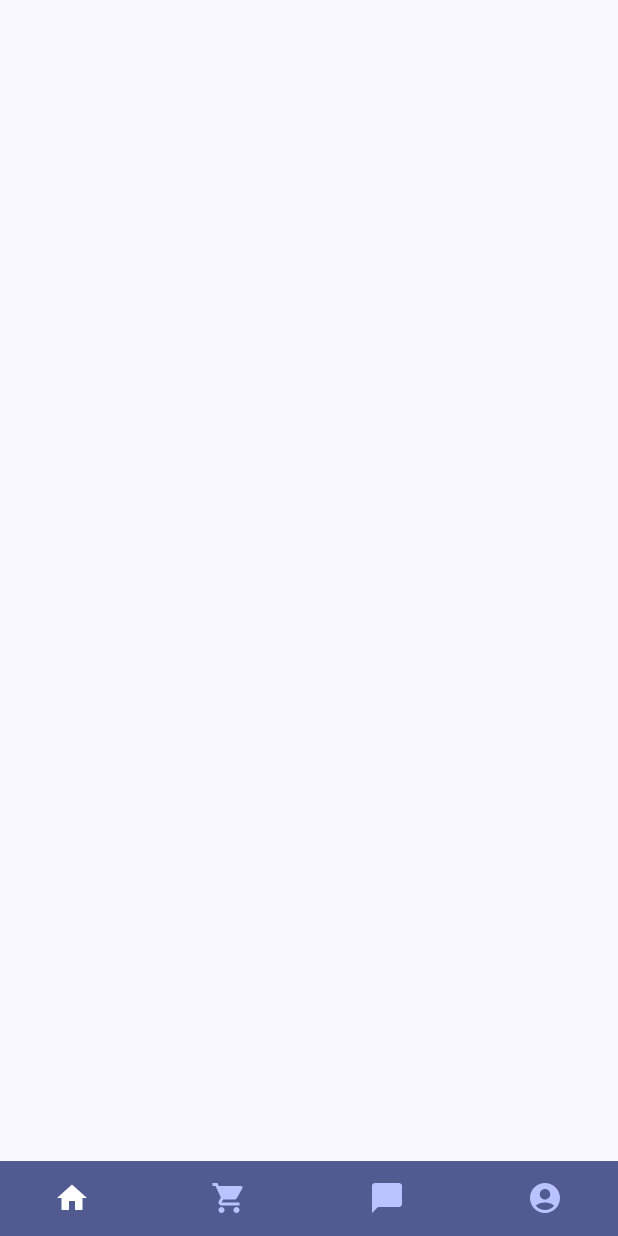
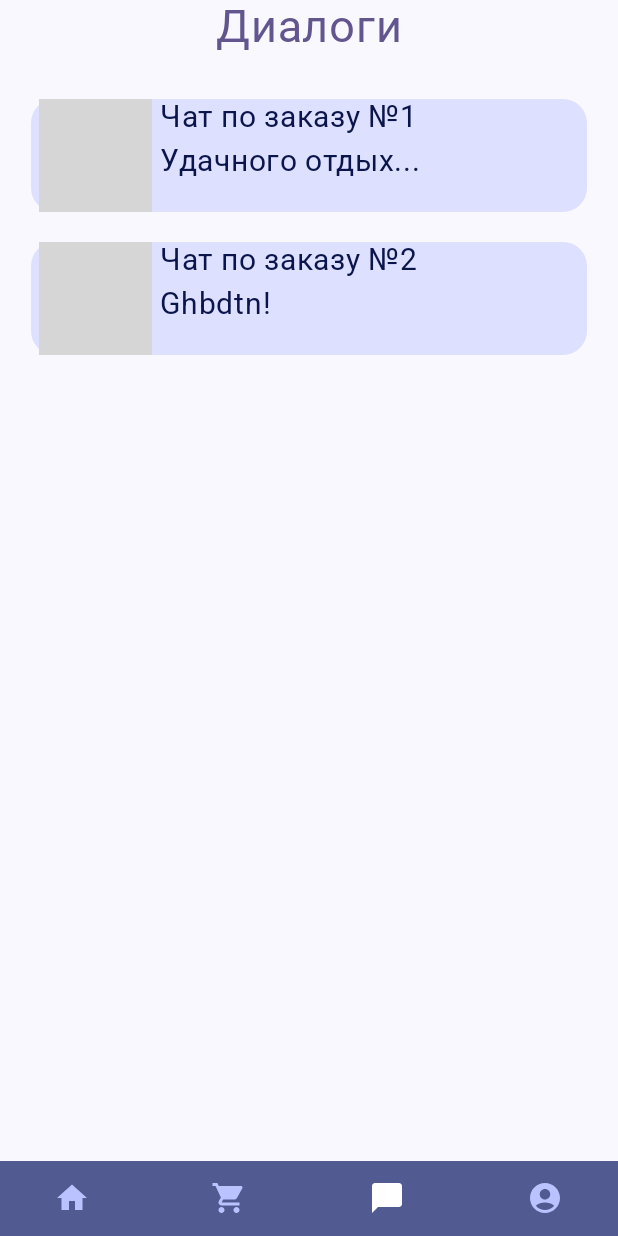
Before and after one commit to TerrifyingAnt/custom_figures, an Android app built with Jetpack Compose: the screen it shows after launch (MainActivity), item 3 of the bottom bar chosen, on a phone screen of 412 x 824 dp. Run offline under Robolectric (Android 15) with nearby library versions, the light colour scheme and no system bars; our stand-ins replace Dagger/Hilt's generated code, Room's generated code, Shimmer; network calls fail; pictures from the network do not load; Roboto replaces fonts that are not available here; 1 statement that could not run was skipped; grey boxes are pictures that could not be loaded.

Commit message:
Добавлен экран с чатами

```diff
--- /dev/null
+++ b/app/src/main/java/xd/jg/custom_figures/data/dto/DialogDto.kt
@@ -0,0 +1,9 @@
+package xd.jg.custom_figures.data.dto
+
+data class DialogDto(
+    val dialogId: Int,
+    val lastMessage: String,
+    val userImage: String,
+    val date: String,
+    val orderId: Int
+)
--- /dev/null
+++ b/app/src/main/java/xd/jg/custom_figures/data/remote/IChatClient.kt
@@ -0,0 +1,15 @@
+package xd.jg.custom_figures.data.remote
+
+import retrofit2.Response
+import retrofit2.http.GET
+import retrofit2.http.Path
+import xd.jg.custom_figures.data.dto.DialogDto
+import xd.jg.custom_figures.data.dto.MessageDto
+
+interface IChatClient {
+    @GET("/chats")
+    suspend fun getChats(): Response<List<DialogDto>>
+
+    @GET("/chats/{id}")
+    suspend fun getChatById(@Path(value = "id", encoded = true) chatId: Int): Response<List<MessageDto>>
+}
--- /dev/null
+++ b/app/src/main/java/xd/jg/custom_figures/data/repository/remote/ChatRepositoryImpl.kt
@@ -0,0 +1,24 @@
+package xd.jg.custom_figures.data.repository.remote
+
+import xd.jg.custom_figures.data.dto.DialogDto
+import xd.jg.custom_figures.data.dto.MessageDto
+import xd.jg.custom_figures.data.remote.BaseDataSource
+import xd.jg.custom_figures.data.remote.IChatClient
+import xd.jg.custom_figures.domain.remote.IChatRepository
+import xd.jg.custom_figures.utils.Resource
+import xd.jg.custom_figures.utils.Utils.getDialogs
+import xd.jg.custom_figures.utils.Utils.getMessagesByDialog
+import javax.inject.Inject
+
+class ChatRepositoryImpl @Inject constructor(
+    private val iChatClient: IChatClient
+): BaseDataSource(), IChatRepository {
+    override suspend fun getChats(): Resource<List<DialogDto>> {
+       return Resource.success(getDialogs())
+    }
+
+    override suspend fun getChatById(chatId: Int): Resource<List<MessageDto>> {
+        return Resource.success(getMessagesByDialog())
+    }
+
+}
--- a/app/src/main/java/xd/jg/custom_figures/di/RemoteModule.kt
+++ b/app/src/main/java/xd/jg/custom_figures/di/RemoteModule.kt
@@ -11,16 +11,19 @@ import retrofit2.Retrofit
 import retrofit2.converter.gson.GsonConverterFactory
 import xd.jg.custom_figures.data.remote.AuthInterceptor
 import xd.jg.custom_figures.data.remote.IAuthClient
+import xd.jg.custom_figures.data.remote.IChatClient
 import xd.jg.custom_figures.data.remote.IFigureClient
 import xd.jg.custom_figures.data.remote.IOrderClient
 import xd.jg.custom_figures.data.remote.IPhotoConstructorClient
 import xd.jg.custom_figures.data.remote.IProfileClient
 import xd.jg.custom_figures.data.repository.remote.AuthRepositoryImpl
+import xd.jg.custom_figures.data.repository.remote.ChatRepositoryImpl
 import xd.jg.custom_figures.data.repository.remote.FigureRepositoryImpl
 import xd.jg.custom_figures.data.repository.remote.OrderRepositoryImpl
 import xd.jg.custom_figures.data.repository.remote.PhotoConstructorRepositoryImpl
 import xd.jg.custom_figures.data.repository.remote.ProfileRepositoryImpl
 import xd.jg.custom_figures.domain.remote.IAuthRepository
+import xd.jg.custom_figures.domain.remote.IChatRepository
 import xd.jg.custom_figures.domain.remote.IFigureRepository
 import xd.jg.custom_figures.domain.remote.IOrderRepository
 import xd.jg.custom_figures.domain.remote.IPhotoConstructorRepository
@@ -97,4 +100,14 @@ object RemoteModule {
     @Singleton
     fun provideIAuthClient(iAuthClient: IAuthClient): IAuthRepository = AuthRepositoryImpl(iAuthClient)
 
+
+    @Provides
+    @Singleton
+    fun provideChatClient(retrofit: Retrofit): IChatClient =
+        retrofit.create(IChatClient::class.java)
+
+    @Provides
+    @Singleton
+    fun provideIChatClient(iChatClient: IChatClient): IChatRepository = ChatRepositoryImpl(iChatClient)
+
 }
--- /dev/null
+++ b/app/src/main/java/xd/jg/custom_figures/domain/remote/IChatRepository.kt
@@ -0,0 +1,12 @@
+package xd.jg.custom_figures.domain.remote
+
+import xd.jg.custom_figures.data.dto.DialogDto
+import xd.jg.custom_figures.data.dto.MessageDto
+import xd.jg.custom_figures.utils.Resource
+
+interface IChatRepository {
+
+    suspend fun getChats(): Resource<List<DialogDto>>
+
+    suspend fun getChatById(chatId: Int): Resource<List<MessageDto>>
+}
--- a/app/src/main/java/xd/jg/custom_figures/presentation/custom_figure_detail_screen/CustomFigureDetailScreen.kt
+++ b/app/src/main/java/xd/jg/custom_figures/presentation/custom_figure_detail_screen/CustomFigureDetailScreen.kt
@@ -27,7 +27,7 @@ fun CustomFigureDetailScreen(
             if (figure?.type == FigureType.CUSTOM_BY_PHOTO.ordinal) {
                 //PhotoFigureDetails(navController, figure)
                 /** TODO - жесть, потом переделать*/
-                Toast.makeText(LocalContext.current, "Превью не загрузилос", Toast.LENGTH_SHORT).show()
+                Toast.makeText(LocalContext.current, "Превью не загрузилось", Toast.LENGTH_SHORT).show()
             }
         }
     }
--- /dev/null
+++ b/app/src/main/java/xd/jg/custom_figures/presentation/dialogs_screen/DialogsScreen.kt
@@ -0,0 +1,56 @@
+package xd.jg.custom_figures.presentation.dialogs_screen
+
+import androidx.compose.foundation.layout.Arrangement
+import androidx.compose.foundation.layout.Column
+import androidx.compose.foundation.layout.Row
+import androidx.compose.foundation.layout.Spacer
+import androidx.compose.foundation.layout.fillMaxHeight
+import androidx.compose.foundation.layout.fillMaxWidth
+import androidx.compose.foundation.layout.size
+import androidx.compose.foundation.lazy.LazyColumn
+import androidx.compose.material3.Text
+import androidx.compose.runtime.Composable
+import androidx.compose.runtime.LaunchedEffect
+import androidx.compose.ui.Alignment
+import androidx.compose.ui.Modifier
+import androidx.compose.ui.res.stringResource
+import androidx.compose.ui.unit.dp
+import androidx.compose.ui.unit.sp
+import androidx.hilt.navigation.compose.hiltViewModel
+import androidx.navigation.NavController
+import xd.jg.custom_figures.R
+import xd.jg.custom_figures.presentation.dialogs_screen.components.DialogCard
+import xd.jg.custom_figures.ui.theme.CustomSecondary
+import xd.jg.custom_figures.ui.theme.unboundedBoldFont
+import xd.jg.custom_figures.utils.Resource
+
+@Composable
+fun DialogsScreen(navController: NavController, viewModel: DialogsViewModel = hiltViewModel()) {
+    LaunchedEffect(key1 = Unit) {
+        viewModel.getDialogs()
+    }
+    Column(modifier = Modifier.fillMaxHeight(), horizontalAlignment = Alignment.CenterHorizontally) {
+        Row(horizontalArrangement = Arrangement.Center, modifier = Modifier.fillMaxWidth()) {
+            Text(
+                stringResource(R.string.dialogs_string),
+                fontFamily = unboundedBoldFont,
+                fontSize = 30.sp,
+                color = CustomSecondary
+            )
+        }
+        Spacer(Modifier.size(20.dp))
+        when(viewModel.dialogsUIState.value.dialogsList.status) {
+            Resource.Status.SUCCESS -> {
+                val dialogList = viewModel.dialogsUIState.value.dialogsList.data ?: return@Column
+                LazyColumn(Modifier.fillMaxWidth(0.9f), horizontalAlignment = Alignment.CenterHorizontally) {
+                    items(dialogList.size) {
+                        DialogCard(navController, dialogList[it])
+                    }
+                }
+            }
+            Resource.Status.LOADING -> {}
+            Resource.Status.ERROR -> {}
+        }
+    }
+
+}
--- /dev/null
+++ b/app/src/main/java/xd/jg/custom_figures/presentation/dialogs_screen/DialogsUIState.kt
@@ -0,0 +1,8 @@
+package xd.jg.custom_figures.presentation.dialogs_screen
+
+import xd.jg.custom_figures.data.dto.DialogDto
+import xd.jg.custom_figures.utils.Resource
+
+data class DialogsUIState (
+    val dialogsList: Resource<List<DialogDto>> = Resource.loading()
+)
--- /dev/null
+++ b/app/src/main/java/xd/jg/custom_figures/presentation/dialogs_screen/DialogsViewModel.kt
@@ -0,0 +1,37 @@
+package xd.jg.custom_figures.presentation.dialogs_screen
+
+import androidx.compose.runtime.State
+import androidx.compose.runtime.mutableStateOf
+import androidx.lifecycle.ViewModel
+import androidx.lifecycle.viewModelScope
+import dagger.hilt.android.lifecycle.HiltViewModel
+import kotlinx.coroutines.launch
+import xd.jg.custom_figures.domain.remote.IChatRepository
+import javax.inject.Inject
+
+@HiltViewModel
+class DialogsViewModel @Inject constructor(
+    private val iChatRepository: IChatRepository
+): ViewModel() {
+
+    private val _dialogsUIState = mutableStateOf(DialogsUIState())
+    val dialogsUIState: State<DialogsUIState> = _dialogsUIState
+
+    /** состояние всего*/
+    private fun updateUIState(update: DialogsUIState.() -> DialogsUIState) {
+        _dialogsUIState.value = _dialogsUIState.value.update()
+    }
+
+    fun getDialogs() = viewModelScope.launch {
+        val response = iChatRepository.getChats()
+        if (response.data != null) {
+            updateUIState {
+                copy (
+                    dialogsList = response
+                )
+            }
+        }
+    }
+
+
+}
--- /dev/null
+++ b/app/src/main/java/xd/jg/custom_figures/presentation/dialogs_screen/components/DialogCard.kt
@@ -0,0 +1,75 @@
+package xd.jg.custom_figures.presentation.dialogs_screen.components
+
+import androidx.compose.foundation.Image
+import androidx.compose.foundation.background
+import androidx.compose.foundation.clickable
+import androidx.compose.foundation.layout.Arrangement
+import androidx.compose.foundation.layout.Box
+import androidx.compose.foundation.layout.Column
+import androidx.compose.foundation.layout.Row
+import androidx.compose.foundation.layout.Spacer
+import androidx.compose.foundation.layout.fillMaxHeight
+import androidx.compose.foundation.layout.fillMaxWidth
+import androidx.compose.foundation.layout.size
+import androidx.compose.foundation.layout.wrapContentHeight
+import androidx.compose.foundation.shape.CircleShape
+import androidx.compose.foundation.shape.RoundedCornerShape
+import androidx.compose.material3.Text
+import androidx.compose.runtime.Composable
+import androidx.compose.ui.Modifier
+import androidx.compose.ui.draw.clip
+import androidx.compose.ui.unit.dp
+import androidx.compose.ui.unit.sp
+import androidx.navigation.NavController
+import coil.compose.rememberAsyncImagePainter
+import xd.jg.custom_figures.data.dto.DialogDto
+import xd.jg.custom_figures.presentation.navigation.Routes
+import xd.jg.custom_figures.ui.theme.CustomOnPrimaryContainer
+import xd.jg.custom_figures.ui.theme.CustomPrimaryContainer
+import xd.jg.custom_figures.ui.theme.robotoRegularFont
+import xd.jg.custom_figures.utils.Constants.ROUNDED
+
+@Composable
+fun DialogCard(navController: NavController, dialog: DialogDto) {
+    Column(
+        Modifier
+            .wrapContentHeight()
+            .clickable {
+                navController.navigate(
+                    Routes.ChatScreen.route.replace(
+                        "{chat_id}",
+                        dialog.dialogId.toString()
+                    )
+                )
+            },
+        verticalArrangement = Arrangement.Center
+    ) {
+        Spacer(modifier = Modifier.size(10.dp))
+        Row(
+            modifier = Modifier
+                .fillMaxWidth()
+                .clip(RoundedCornerShape(ROUNDED.dp))
+                .background(
+                    CustomPrimaryContainer
+                )
+        ) {
+            Spacer(Modifier.size(5.dp))
+            Box(modifier = Modifier
+                .clip(CircleShape)
+                .size(75.dp)) {
+                Image(
+                    painter = rememberAsyncImagePainter(dialog.userImage),
+                    contentDescription = "users_image"
+                )
+            }
+            Spacer(Modifier.size(5.dp))
+            Column(verticalArrangement = Arrangement.Center, modifier = Modifier.fillMaxHeight()) {
+                Text("Чат по заказу №${dialog.orderId}", color = CustomOnPrimaryContainer, fontFamily = robotoRegularFont, fontSize = 20.sp)
+                Spacer(Modifier.size(5.dp))
+                val dialogText = if(dialog.lastMessage.length > 15) "${dialog.lastMessage.subSequence(0, 14)}..." else dialog.lastMessage
+                Text(dialogText, color = CustomOnPrimaryContainer, fontFamily = robotoRegularFont, fontSize = 20.sp)
+            }
+        }
+        Spacer(modifier = Modifier.size(10.dp))
+    }
+}
--- a/app/src/main/java/xd/jg/custom_figures/presentation/navigation/BottomMenuItem.kt
+++ b/app/src/main/java/xd/jg/custom_figures/presentation/navigation/BottomMenuItem.kt
@@ -21,8 +21,8 @@ sealed class BottomNavigationItems(
         icon = Icons.Default.ShoppingCart
     )
 
-    object ChatScreen : BottomNavigationItems (
-        route = "chat_screen",
+    object DialogsScreen : BottomNavigationItems (
+        route = "dialogs_screen",
         icon = Icons.Default.ChatBubble
     )
 
--- a/app/src/main/java/xd/jg/custom_figures/presentation/navigation/CustomBottomBar.kt
+++ b/app/src/main/java/xd/jg/custom_figures/presentation/navigation/CustomBottomBar.kt
@@ -25,7 +25,7 @@ fun CustomBottomBar(
     val screens = listOf(
         BottomNavigationItems.CatalogScreen,
         BottomNavigationItems.BasketScreen,
-        BottomNavigationItems.ChatScreen,
+        BottomNavigationItems.DialogsScreen,
         BottomNavigationItems.AccountScreen
     )
 
--- a/app/src/main/java/xd/jg/custom_figures/presentation/navigation/NavigationGraph.kt
+++ b/app/src/main/java/xd/jg/custom_figures/presentation/navigation/NavigationGraph.kt
@@ -10,7 +10,9 @@ import androidx.navigation.navArgument
 import xd.jg.custom_figures.presentation.auth_screen.AuthScreen
 import xd.jg.custom_figures.presentation.basket_screen.BasketScreen
 import xd.jg.custom_figures.presentation.catalog_screen.CatalogScreen
+import xd.jg.custom_figures.presentation.chat_screen.ChatScreen
 import xd.jg.custom_figures.presentation.custom_figure_detail_screen.CustomFigureDetailScreen
+import xd.jg.custom_figures.presentation.dialogs_screen.DialogsScreen
 import xd.jg.custom_figures.presentation.edit_profile_screen.EditProfileScreen
 import xd.jg.custom_figures.presentation.edit_profile_screen.EditProfileViewModel
 import xd.jg.custom_figures.presentation.figure_detail_screen.FigureDetailScreen
@@ -28,9 +30,9 @@ fun NavigationGraph(navController: NavHostController, onBottomVisibilityChanged:
             CatalogScreen(navController)
         }
 
-        composable(BottomNavigationItems.ChatScreen.route) {
-            navController.popBackStack()
+        composable(BottomNavigationItems.DialogsScreen.route) {
             onBottomVisibilityChanged(true)
+            DialogsScreen(navController)
         }
 
         composable(BottomNavigationItems.AccountScreen.route) {
@@ -104,6 +106,19 @@ fun NavigationGraph(navController: NavHostController, onBottomVisibilityChanged:
             onBottomVisibilityChanged(false)
             OrderHistoryScreen(navController)
         }
+
+        composable(
+            route = Routes.ChatScreen.route,
+            arguments = listOf(navArgument("chat_id") {
+                type = NavType.IntType
+            })
+        ) {backStackEntry ->
+            val chatId = backStackEntry.arguments?.getInt("chat_id")
+            onBottomVisibilityChanged(false)
+            if (chatId != null) {
+                ChatScreen(navController, chatId)
+            }
+        }
     }
 
 }
--- a/app/src/main/java/xd/jg/custom_figures/presentation/navigation/Routes.kt
+++ b/app/src/main/java/xd/jg/custom_figures/presentation/navigation/Routes.kt
@@ -12,7 +12,10 @@ sealed class Routes(val route: String) {
 
     object CustomFigureDetailScreen : Routes("catalog_screen_custom/{figure_model_basket}")
 
-    object EditProfileScreen : Routes("edit_profile_screen?{user_email}&{user_phone}&{user_full_name}")
+    object EditProfileScreen :
+        Routes("edit_profile_screen?{user_email}&{user_phone}&{user_full_name}")
 
     object OrderHistoryScreen : Routes("order_history_screen")
+
+    object ChatScreen : Routes("dialogs_screen/{chat_id}")
 }
--- a/app/src/main/java/xd/jg/custom_figures/utils/Utils.kt
+++ b/app/src/main/java/xd/jg/custom_figures/utils/Utils.kt
@@ -3,6 +3,8 @@ package xd.jg.custom_figures.utils
 import androidx.compose.runtime.Composable
 import androidx.compose.ui.graphics.Color
 import androidx.hilt.navigation.compose.hiltViewModel
+import xd.jg.custom_figures.data.dto.DialogDto
+import xd.jg.custom_figures.data.dto.MessageDto
 import xd.jg.custom_figures.presentation.model_from_photo_constructor_screen.ModelFromPhotoConstructorViewModel
 import xd.jg.custom_figures.presentation.model_from_photo_constructor_screen.models.PartModelData
 
@@ -35,4 +37,66 @@ object Utils {
         val saturation = distance / maxDistance
         return Color.hsv(hue, saturation, 1f)
     }
+
+    fun getDialogs(): List<DialogDto> {
+        return listOf(
+            DialogDto(
+                1,
+                "Удачного отдыха!",
+                "https://yt3.googleusercontent.com/OvJ6KOZvmy-x7n_Iplh-Rn4L6ELkmgiQmsmQH7p3LQx-gLnl2SCt8ADKlECjVL7242y0QYfrGg=s900-c-k-c0x00ffffff-no-rj",
+                "2024-05-16T14:06:00Z",
+                1
+            ),
+            DialogDto(
+                2,
+                "Ghbdtn!",
+                "https://yt3.googleusercontent.com/KDkQfIp6tG2DZsPzRVBuRYLKpOiEBg8zdyRVaq2u47nE33vD5151n-pvc9MUUFREk35DNvumtQ=s900-c-k-c0x00ffffff-no-rj",
+                "2024-05-16T14:06:00Z",
+                2
+            )
+        )
+    }
+
+    fun getMessagesByDialog(): List<MessageDto> {
+        return listOf(
+            MessageDto("Привет!", true, "2024-05-16T10:00:00Z"),
+            MessageDto("Здравствуй!", false, "2024-05-16T10:01:00Z"),
+            MessageDto("Как твои дела?", true, "2024-05-16T10:02:00Z"),
+            MessageDto("Все супер, спасибо!", false, "2024-05-16T10:03:00Z"),
+            MessageDto("А у тебя как?", false, "2024-05-16T10:04:00Z"),
+            MessageDto("Тоже отлично!", true, "2024-05-16T10:05:00Z"),
+            MessageDto("Чем занимаешься?", false, "2024-05-16T10:06:00Z"),
+            MessageDto("Работаю над новым проектом", true, "2024-05-16T10:07:00Z"),
+            MessageDto("Круто, расскажи подробнее", false, "2024-05-16T10:08:00Z"),
+            MessageDto(
+                "Это приложение для планирования задач. Пока на начальной стадии разработки",
+                true,
+                "2024-05-16T10:09:00Z"
+            ),
+            MessageDto("Здорово, удачи тебе с этим!", false, "2024-05-16T10:10:00Z"),
+            MessageDto("Спасибо!", true, "2024-05-16T10:11:00Z"),
+            MessageDto("А что нового у тебя?", true, "2024-05-16T10:12:00Z"),
+            MessageDto("Да ничего особенного, обычные дела", false, "2024-05-16T10:13:00Z"),
+            MessageDto("Понятно", true, "2024-05-16T10:14:00Z"),
+            MessageDto(
+                "Кстати, ты смотрел новый сериал на Netflix?",
+                false,
+                "2024-05-16T10:15:00Z"
+            ),
+            MessageDto("Нет еще, стоит глянуть?", true, "2024-05-16T10:16:00Z"),
+            MessageDto("Да, очень интересный сюжет!", false, "2024-05-16T10:17:00Z"),
+            MessageDto("Хорошо, добавлю в свой список", true, "2024-05-16T10:18:00Z"),
+            MessageDto("Отлично!", false, "2024-05-16T10:19:00Z"),
+            MessageDto("Ладно, мне пора бежать на встречу", true, "2024-05-16T10:20:00Z"),
+            MessageDto("Окей, до связи!", false, "2024-05-16T10:21:00Z"),
+            MessageDto("Пока!", true, "2024-05-16T10:22:00Z"),
+            MessageDto("Привет, как прошла твоя встреча?", false, "2024-05-16T14:00:00Z"),
+            MessageDto("Все прошло отлично, спасибо", true, "2024-05-16T14:01:00Z"),
+            MessageDto("Рад слышать!", false, "2024-05-16T14:02:00Z"),
+            MessageDto("Да, продуктивно поработали", true, "2024-05-16T14:03:00Z"),
+            MessageDto("Это хорошо", false, "2024-05-16T14:04:00Z"),
+            MessageDto("Ага, теперь можно немного расслабиться", true, "2024-05-16T14:05:00Z"),
+            MessageDto("Удачного отдыха!", false, "2024-05-16T14:06:00Z")
+        )
+    }
 }
--- a/app/src/main/res/values/strings.xml
+++ b/app/src/main/res/values/strings.xml
@@ -30,4 +30,5 @@
     <string name="edit_email_string">Изменить почту</string>
     <string name="edit_phone_string">Изменить телефон</string>
     <string name="history_string">История</string>
+    <string name="dialogs_string">Диалоги</string>
 </resources>
```
Also changed, not shown: app/src/main/java/xd/jg/custom_figures/data/dto/MessageDto.kt (added, +7 -0 lines), app/src/main/java/xd/jg/custom_figures/presentation/chat_screen/ChatScreen.kt (added, +10 -0 lines).
